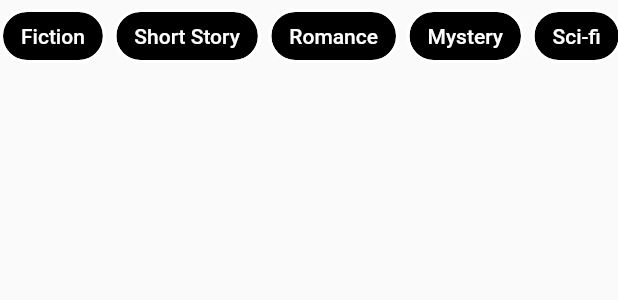
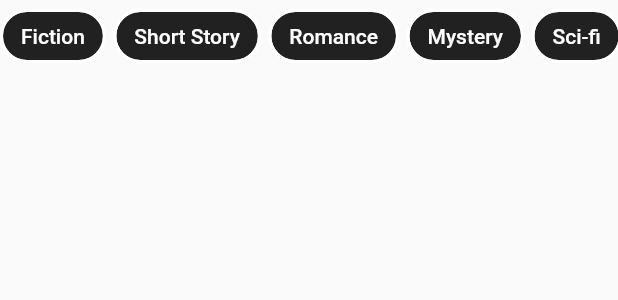
Before and after one commit to kenny101/narraitor-app, a Flutter app: the HorizontalChips widget shown alone on an empty page, opened directly, on a phone screen of 412 x 824 dp. Shown: the top 300 px of the screen. Run offline on Flutter 3.47's test engine with Material 2 defaults, Android fonts, the phone set to English and light mode, and no system bars; our stand-ins replace flutter_rating_bar, go_router, google_fonts, google_nav_bar, line_icons, pocketbase and 1 more; accounts and stored records are empty; network calls fail.

```diff
--- a/lib/src/home_feature/horizontal_chips.dart
+++ b/lib/src/home_feature/horizontal_chips.dart
@@ -34,7 +34,7 @@ class HorizontalChips extends StatelessWidget {
               padding: const EdgeInsets.only(right: 5),
               child: Chip(
                 side: const BorderSide(color: Colors.white, width: 2),
-                backgroundColor: Colors.black,
+                backgroundColor: Colors.grey[900]!,
                 label: Text(tag, style: const TextStyle(color: Colors.white)),
               ),
             ),
--- a/lib/src/home_feature/search_view.dart
+++ b/lib/src/home_feature/search_view.dart
@@ -3,7 +3,9 @@ import 'package:line_icons/line_icons.dart';
 import './horizontal_chips.dart'; // Import the new widget
 
 class SearchView extends StatefulWidget {
-  const SearchView({Key? key}) : super(key: key);
+  final bool showSearchBar; // Add the boolean parameter to the constructor
+
+  const SearchView({Key? key, this.showSearchBar = false}) : super(key: key);
 
   @override
   SearchViewState createState() => SearchViewState();
@@ -16,7 +18,9 @@ class SearchViewState extends State<SearchView> {
   void initState() {
     super.initState();
     // Request focus on the search field when the widget loads
+    if (widget.showSearchBar) {
       _requestFocusOnSearchField();
+    }
   }
 
   @override
@@ -62,6 +66,7 @@ class SearchViewState extends State<SearchView> {
                       ),
                     ),
                   ),
+                  if (widget.showSearchBar) // Conditionally show the search bar based on the boolean value
                     const SizedBox(height: 5),
                     TextFormField(
                       focusNode: _searchFocusNode, // Assign the FocusNode
@@ -79,6 +84,7 @@ class SearchViewState extends State<SearchView> {
                         ),
                       ),
                     ),
+                  if (widget.showSearchBar) // Conditionally show the search bar based on the boolean value
                     const SizedBox(height: 5),
                   HorizontalChips(
                     onChipTap: (tag) {
```
Also changed, not shown: lib/src/app.dart (+7 -0 lines), lib/src/home_feature/home_view.dart (+27 -6 lines). Lines whose indentation alone changed are shown as unchanged.
